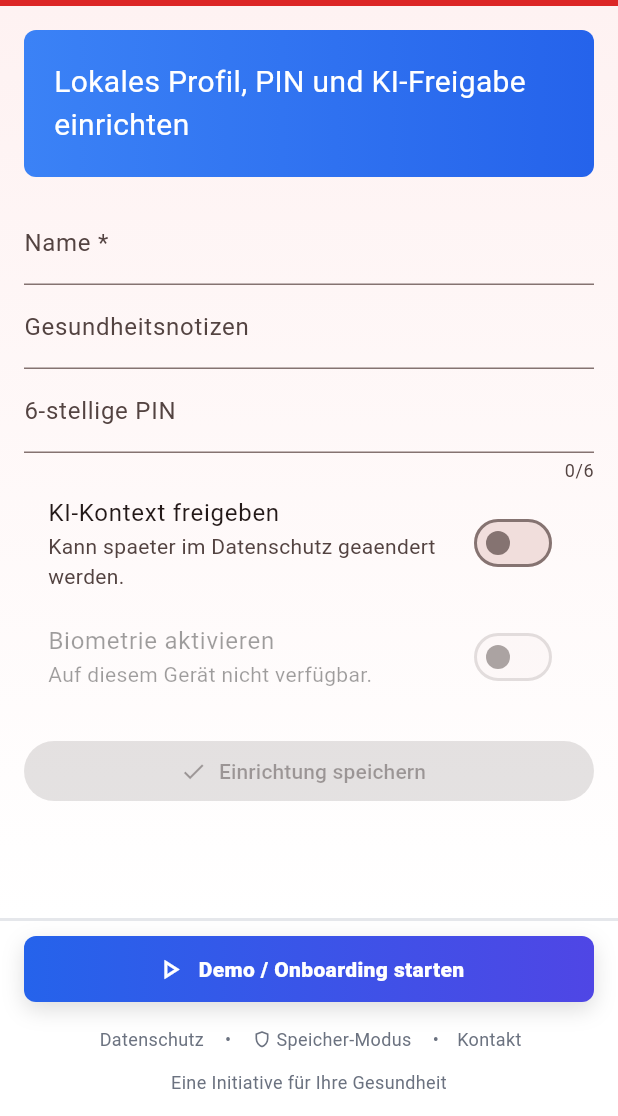
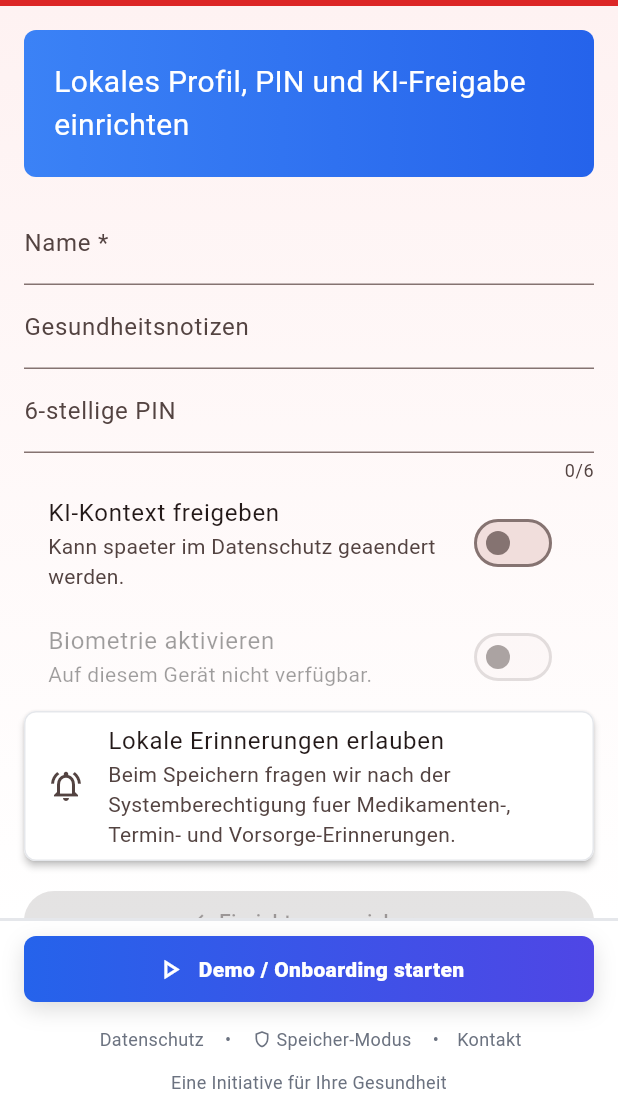
Before and after one commit to rweisssieker-xp/PTD-Gesundheitplus-Flutter-06-2026, a Flutter app: the GpScreen screen opened directly with empty values, after a tap on "Demo / Onboarding starten", on a phone screen of 412 x 824 dp, the part 120-1236 px from its top. Run offline on Flutter 3.47's test engine with Material 3 defaults, Android fonts, the phone set to English and light mode, and no system bars; our stand-ins replace dio, flutter_contacts, flutter_local_notifications, flutter_riverpod, flutter_secure_storage, flutter_tts and 8 more; missing offline and left inert: cryptography, sqlcipher_flutter_libs, sqlite3; accounts and stored records are empty.

Commit message:
feat: request notifications during onboarding

```diff
--- a/flutter_app/lib/src/features/onboarding/presentation/onboarding_screen.dart
+++ b/flutter_app/lib/src/features/onboarding/presentation/onboarding_screen.dart
@@ -3,13 +3,18 @@ import 'package:flutter_riverpod/flutter_riverpod.dart';
 
 import '../../../core/security/security_providers.dart';
 import '../../../core/storage/database_provider.dart';
+import '../../../core/platform/permission_service.dart';
 import '../../../shared_ui/gp_colors.dart';
 import '../../../shared_ui/gp_screen.dart';
 import '../../privacy/data/local_privacy_repository.dart';
 import '../data/local_profile_repository.dart';
 
+typedef NotificationPermissionRequest = Future<bool> Function();
+
 class OnboardingScreen extends ConsumerStatefulWidget {
-  const OnboardingScreen({super.key});
+  const OnboardingScreen({super.key, this.requestNotifications});
+
+  final NotificationPermissionRequest? requestNotifications;
 
   @override
   ConsumerState<OnboardingScreen> createState() => _OnboardingScreenState();
@@ -23,6 +28,7 @@ class _OnboardingScreenState extends ConsumerState<OnboardingScreen> {
   bool _biometricsAvailable = false;
   bool _biometricEnabled = false;
   bool _saved = false;
+  bool? _notificationsAllowed;
 
   @override
   void initState() {
@@ -86,6 +92,15 @@ class _OnboardingScreenState extends ConsumerState<OnboardingScreen> {
                   : 'Auf diesem Gerät nicht verfügbar.',
             ),
           ),
+          const Card(
+            child: ListTile(
+              leading: Icon(Icons.notifications_active_outlined),
+              title: Text('Lokale Erinnerungen erlauben'),
+              subtitle: Text(
+                'Beim Speichern fragen wir nach der Systemberechtigung fuer Medikamenten-, Termin- und Vorsorge-Erinnerungen.',
+              ),
+            ),
+          ),
           const SizedBox(height: 16),
           FilledButton.icon(
             onPressed: dbAsync.hasValue ? _save : null,
@@ -103,6 +118,16 @@ class _OnboardingScreenState extends ConsumerState<OnboardingScreen> {
                 ),
               ),
             ),
+            if (_notificationsAllowed == false)
+              const Card(
+                child: ListTile(
+                  leading: Icon(Icons.notifications_off_outlined),
+                  title: Text('Erinnerungen noch nicht erlaubt'),
+                  subtitle: Text(
+                    'Sie koennen lokale Benachrichtigungen spaeter im Benachrichtigungsbereich oder in den Systemeinstellungen erlauben.',
+                  ),
+                ),
+              ),
           ],
         ],
       ),
@@ -130,7 +155,15 @@ class _OnboardingScreenState extends ConsumerState<OnboardingScreen> {
       db,
     ).saveProfile(fullName: name, notes: _emptyToNull(_notes.text));
     await LocalPrivacyRepository(db).setAiContextAllowed(_aiConsent);
-    if (mounted) setState(() => _saved = true);
+    final notificationsAllowed =
+        await (widget.requestNotifications ??
+            const PermissionService().ensureNotifications)();
+    if (mounted) {
+      setState(() {
+        _saved = true;
+        _notificationsAllowed = notificationsAllowed;
+      });
+    }
   }
 
   Future<void> _loadBiometricState() async {
```
Also changed, not shown: 3 other files.
